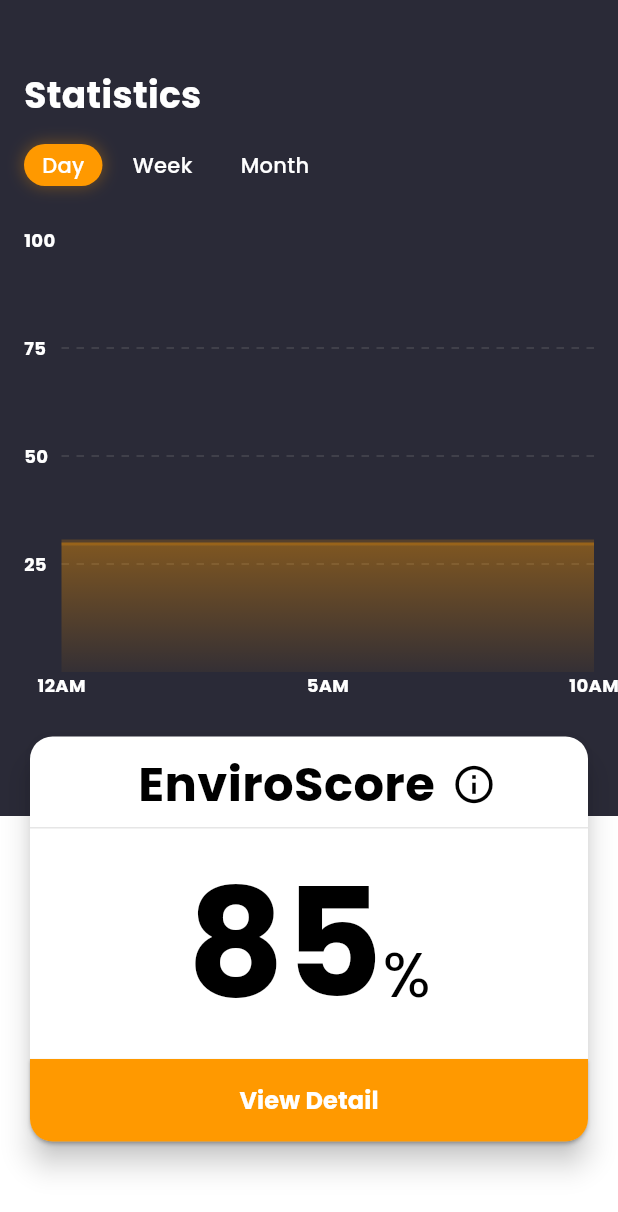
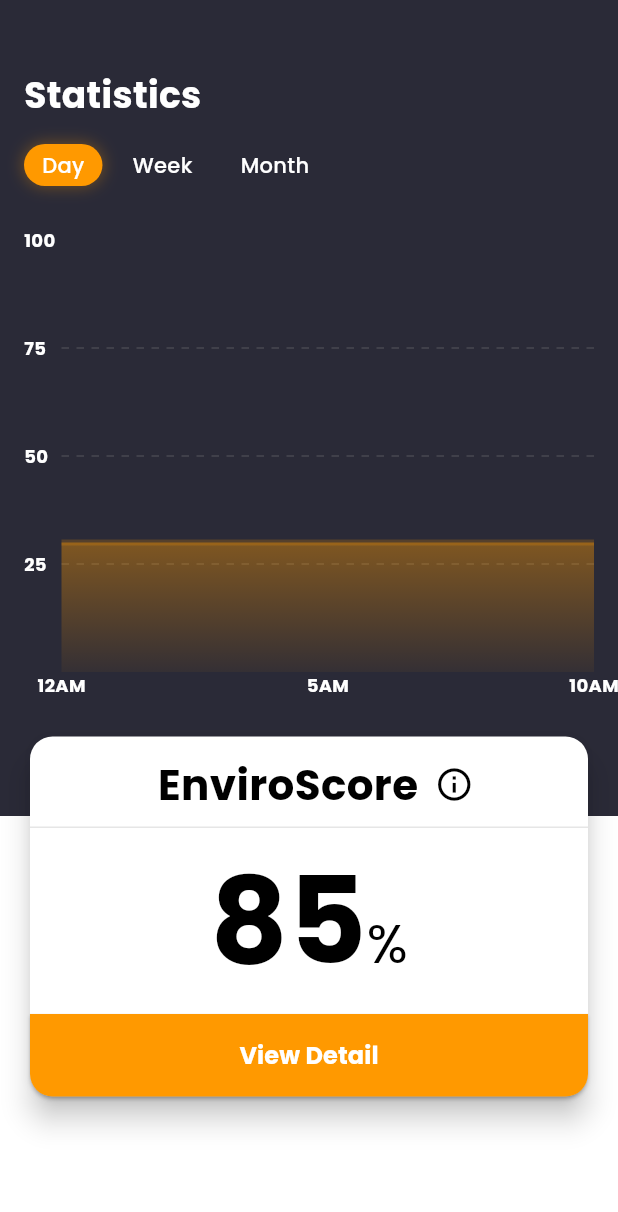
Before and after one commit to KempDewulf/envirosense-app, a Flutter app: the StatisticsScreen screen opened directly, on a phone screen of 412 x 824 dp. Shown: the top 1212 px of the screen. Run offline on Flutter 3.47's test engine with Material 3 defaults, Android fonts, the phone set to English and light mode, and no system bars; drawn by our look-alikes of fl_chart; our stand-ins replace camera, dotted_border, firebase_auth, firebase_core, google_fonts, introduction_screen and 2 more; accounts and stored records are empty.

Commit message:
fix: adjust layout and font sizes in Statistics screen for improved readability

```diff
--- a/lib/views/statistics_screen.dart
+++ b/lib/views/statistics_screen.dart
@@ -178,7 +178,7 @@ class _StatisticsScreenState extends State<StatisticsScreen> {
                     ),
                     child: Container(
                       padding: const EdgeInsets.only(top: 8),
-                      height: 270,
+                      height: 240,
                       child: Column(
                         mainAxisAlignment: MainAxisAlignment.spaceBetween,
                         children: [
@@ -189,21 +189,20 @@ class _StatisticsScreenState extends State<StatisticsScreen> {
                               const Text(
                                 'EnviroScore',
                                 style: TextStyle(
-                                  fontSize: 32,
+                                  fontSize: 28,
                                   fontWeight: FontWeight.bold,
                                   color: AppColors.blackColor,
                                 ),
                               ),
-                              const SizedBox(width: 2),
                               IconButton(
                                 padding: EdgeInsets.zero,
                                 constraints: const BoxConstraints(
-                                  minWidth: 24,
-                                  minHeight: 24,
+                                  minWidth: 20,
+                                  minHeight: 20,
                                 ),
                                 icon: const Icon(
                                   Icons.info_outline,
-                                  size: 30,
+                                  size: 26,
                                   color: AppColors.blackColor,
                                 ),
                                 onPressed: () {
@@ -258,7 +257,7 @@ class _StatisticsScreenState extends State<StatisticsScreen> {
                               Text(
                                 '85',
                                 style: TextStyle(
-                                  fontSize: 100,
+                                  fontSize: 80,
                                   fontWeight: FontWeight.bold,
                                   color: AppColors.blackColor,
                                 ),
@@ -266,7 +265,7 @@ class _StatisticsScreenState extends State<StatisticsScreen> {
                               Text(
                                 '%',
                                 style: TextStyle(
-                                  fontSize: 42,
+                                  fontSize: 36,
                                   fontWeight: FontWeight.normal,
                                   color: AppColors.blackColor,
                                 ),
```
